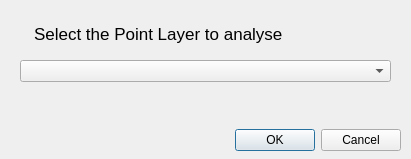
l90011/QRes, file src/Plugin/QRES/resilient_iso_dialog_base.ui: the form before one commit.
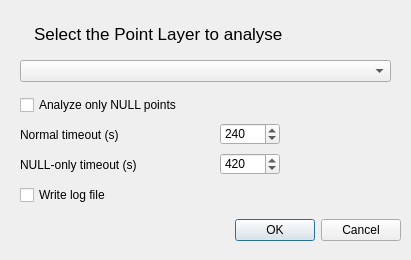
The form after the commit.

Commit message:
Process only NULL points; handle Overpass timeouts
Add logging, timeouts, caching and retries

Patch:
```diff
--- a/src/Plugin/QRES/resilient_iso_dialog_base.ui
+++ b/src/Plugin/QRES/resilient_iso_dialog_base.ui
@@ -7,7 +7,7 @@
     <x>0</x>
     <y>0</y>
     <width>411</width>
-    <height>159</height>
+       <height>260</height>
    </rect>
   </property>
   <property name="windowTitle">
@@ -17,7 +17,7 @@
    <property name="geometry">
     <rect>
      <x>0</x>
-     <y>120</y>
+     <y>210</y>
      <width>401</width>
      <height>41</height>
     </rect>
@@ -42,6 +42,96 @@
     <bool>false</bool>
    </property>
   </widget>
+    <widget class="QCheckBox" name="analyzeNullCheckBox">
+     <property name="geometry">
+        <rect>
+         <x>20</x>
+         <y>95</y>
+         <width>371</width>
+         <height>20</height>
+        </rect>
+     </property>
+     <property name="text">
+        <string>Analyze only NULL points</string>
+     </property>
+    </widget>
+   <widget class="QLabel" name="normalTimeoutLabel">
+    <property name="geometry">
+      <rect>
+       <x>20</x>
+       <y>125</y>
+       <width>180</width>
+       <height>20</height>
+      </rect>
+    </property>
+    <property name="text">
+      <string>Normal timeout (s)</string>
+    </property>
+   </widget>
+   <widget class="QSpinBox" name="normalTimeoutSpinBox">
+    <property name="geometry">
+      <rect>
+       <x>220</x>
+       <y>123</y>
+       <width>60</width>
+       <height>22</height>
+      </rect>
+    </property>
+    <property name="minimum">
+      <number>30</number>
+    </property>
+    <property name="maximum">
+      <number>900</number>
+    </property>
+    <property name="value">
+      <number>240</number>
+    </property>
+   </widget>
+   <widget class="QLabel" name="nullOnlyTimeoutLabel">
+    <property name="geometry">
+      <rect>
+       <x>20</x>
+       <y>155</y>
+       <width>180</width>
+       <height>20</height>
+      </rect>
+    </property>
+    <property name="text">
+      <string>NULL-only timeout (s)</string>
+    </property>
+   </widget>
+   <widget class="QSpinBox" name="nullOnlyTimeoutSpinBox">
+    <property name="geometry">
+      <rect>
+       <x>220</x>
+       <y>153</y>
+       <width>60</width>
+       <height>22</height>
+      </rect>
+    </property>
+    <property name="minimum">
+      <number>30</number>
+    </property>
+    <property name="maximum">
+      <number>900</number>
+    </property>
+    <property name="value">
+      <number>420</number>
+    </property>
+   </widget>
+   <widget class="QCheckBox" name="logFileCheckBox">
+    <property name="geometry">
+      <rect>
+       <x>20</x>
+       <y>185</y>
+       <width>371</width>
+       <height>20</height>
+      </rect>
+    </property>
+    <property name="text">
+      <string>Write log file</string>
+    </property>
+   </widget>
   <widget class="QTextBrowser" name="textBrowser">
    <property name="geometry">
     <rect>
```
The commit also changes 1 other file.
